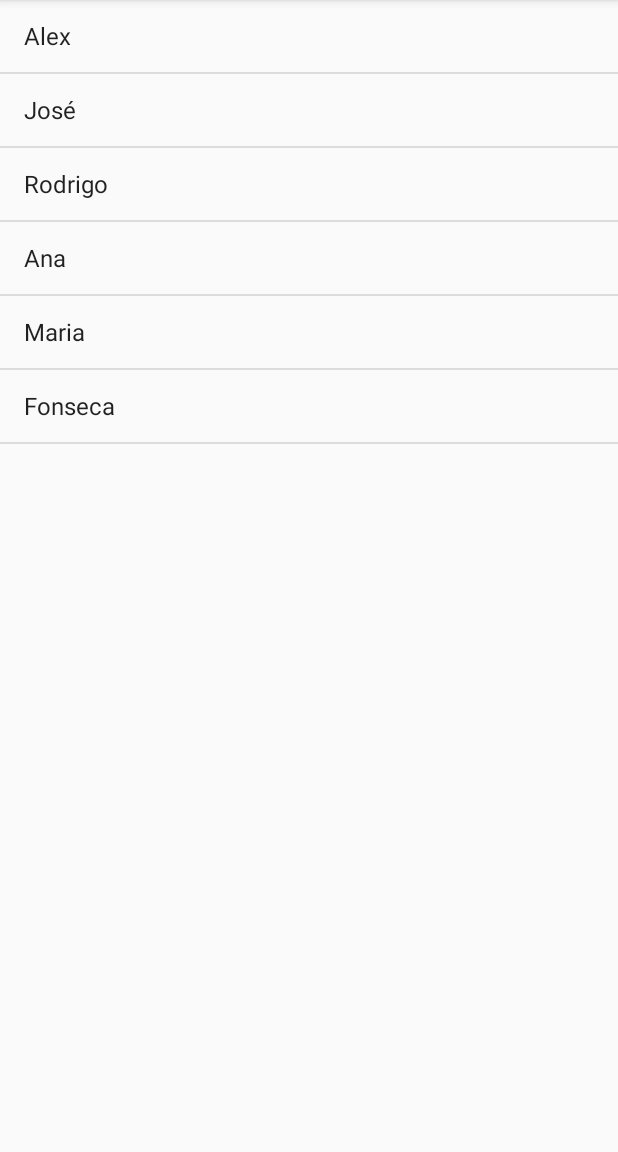
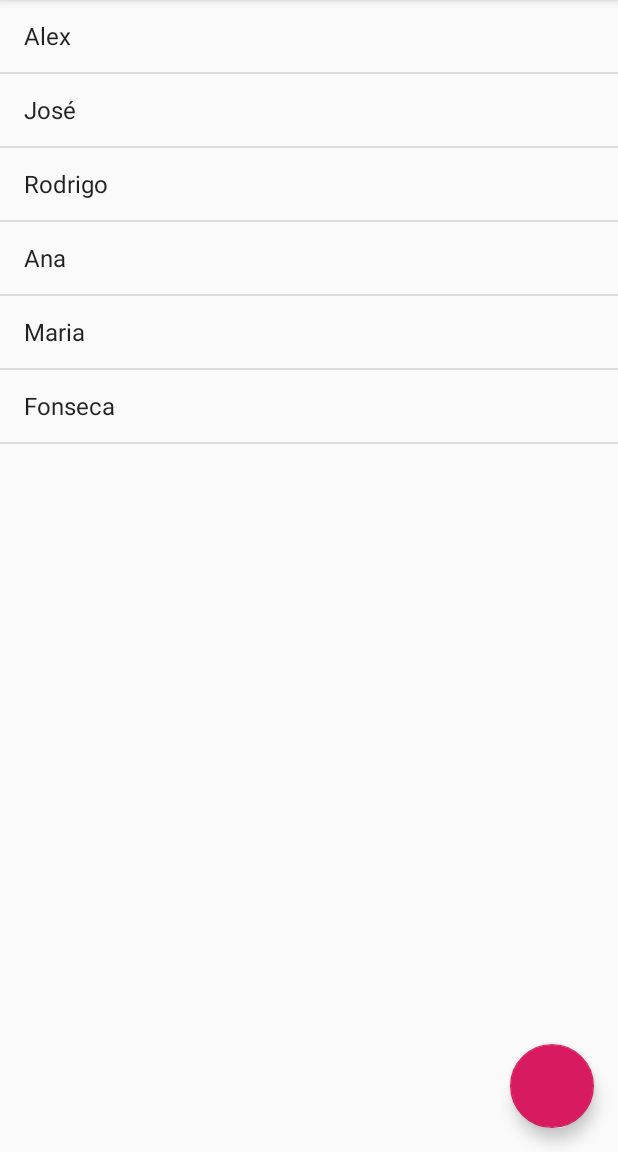
Before and after one commit to maisonsouza/android-sua-primeira-app-mobile, an Android app: the screen it shows after launch (MainActivity), on a phone screen of 412 x 824 dp, the part 84-1236 px from its top. Run offline under Robolectric (Android 15) with nearby library versions, the phone set to English and light mode, and no system bars.

Commit message:
Merge branches 'aula01' and 'aula02' of https://github.com/maisonsouza/android-sua-primeira-app-mobile into aula02
# Conflicts:
#	app/src/main/java/com/maison/agenda/MainActivity.java
#	app/src/main/res/layout/activity_main.xml

```diff
--- a/app/build.gradle
+++ b/app/build.gradle
@@ -25,4 +25,5 @@ dependencies {
     testImplementation 'junit:junit:4.12'
     androidTestImplementation 'com.android.support.test:runner:1.0.2'
     androidTestImplementation 'com.android.support.test.espresso:espresso-core:3.0.2'
+    implementation 'com.android.support:design:28.0.0'
 }
--- a/app/src/main/java/com/maison/agenda/MainActivity.java
+++ b/app/src/main/java/com/maison/agenda/MainActivity.java
@@ -1,11 +1,9 @@
 package com.maison.agenda;
 
+import android.os.Bundle;
 import android.support.v7.app.AppCompatActivity;
-import android.os.Bundle;
 import android.widget.ArrayAdapter;
-import android.widget.ListAdapter;
 import android.widget.ListView;
-import android.widget.TextView;
 
 import java.util.ArrayList;
 import java.util.Arrays;
--- a/app/src/main/res/layout/activity_main.xml
+++ b/app/src/main/res/layout/activity_main.xml
@@ -1,14 +1,25 @@
 <?xml version="1.0" encoding="utf-8"?>
-<LinearLayout xmlns:android="http://schemas.android.com/apk/res/android"
-    xmlns:app="http://schemas.android.com/apk/res-auto"
+<RelativeLayout xmlns:android="http://schemas.android.com/apk/res/android"
     xmlns:tools="http://schemas.android.com/tools"
     android:layout_width="match_parent"
     android:layout_height="match_parent"
     tools:context=".MainActivity">
 
+    <android.support.design.widget.FloatingActionButton
+        android:id="@+id/activity_main_botao_flutuante"
+        android:layout_width="wrap_content"
+        android:layout_height="wrap_content"
+        android:layout_alignBottom="@+id/activity_main_lista_alunos"
+        android:layout_alignParentEnd="true"
+        android:layout_margin="16dp"
+        android:clickable="true"
+        android:focusable="true"/>
+
     <ListView
         android:id="@+id/activity_main_lista_alunos"
         android:layout_width="match_parent"
-        android:layout_height="match_parent" />
+        android:layout_height="match_parent">
 
-</LinearLayout>
+    </ListView>
+
+</RelativeLayout>
```
